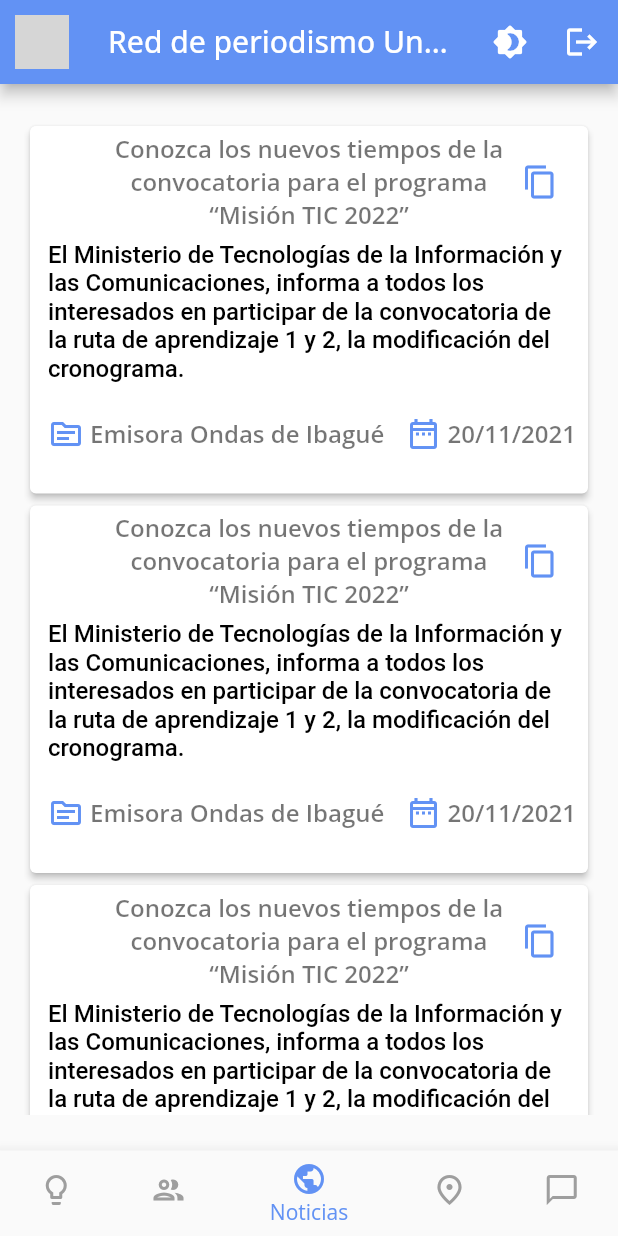
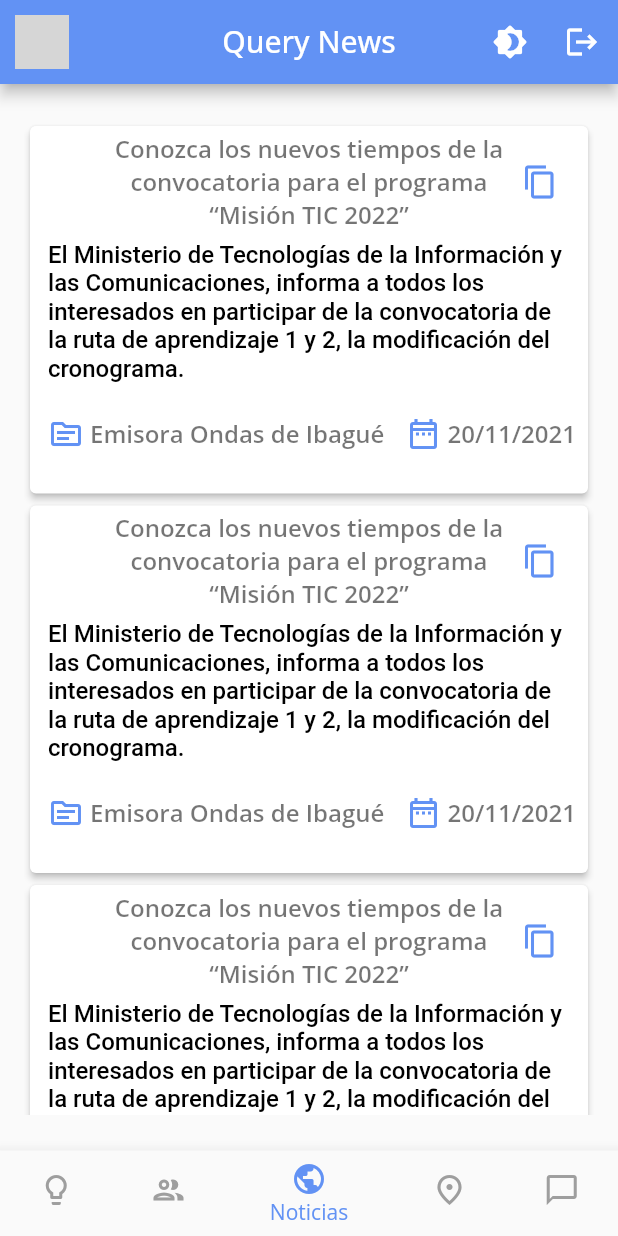
Before and after one commit to davidmantilla12/ciclo4_app_periodistas, a Flutter app: the ContentPage screen opened by its route, item 3 of the bottom bar chosen, on a phone screen of 412 x 824 dp. Run offline on Flutter 3.47's test engine with Material 2 defaults, Android fonts, the phone set to English and light mode, and no system bars; our stand-ins replace get, google_fonts; network calls fail; grey boxes are pictures that could not be loaded.

Commit message:
Cambio nombre APP

```diff
--- a/lib/ui/app.dart
+++ b/lib/ui/app.dart
@@ -11,7 +11,7 @@
   @override
   Widget build(BuildContext context) {
     return GetMaterialApp(
-      title: 'Red Periodistas MisionTIC',
+      title: 'Query News',
       // Quitamos el banner DEBUG
       debugShowCheckedModeBanner: false,
       // Establecemos el tema claro
--- a/lib/ui/pages/content/content_page.dart
+++ b/lib/ui/pages/content/content_page.dart
@@ -48,7 +48,7 @@
     return Scaffold(
       appBar: CustomAppBar(
         picUrl: 'https://uifaces.co/our-content/donated/gPZwCbdS.jpg',
-        tile: const Text("Red de periodismo Uninorte"),
+        tile: const Text("Query News"),
         context: context,
         onSignOff: () {
           Get.offNamed('/auth');
```
Also changed, not shown: lib/ui/pages/authentication/login/login_screen.dart (+9 -0 lines), lib/ui/pages/authentication/signup/singup_screen.dart (+8 -0 lines), lib/controllers/login.dart (deleted), lib/domain/use _cases/controllers/login.dart (added), 12 other files.
